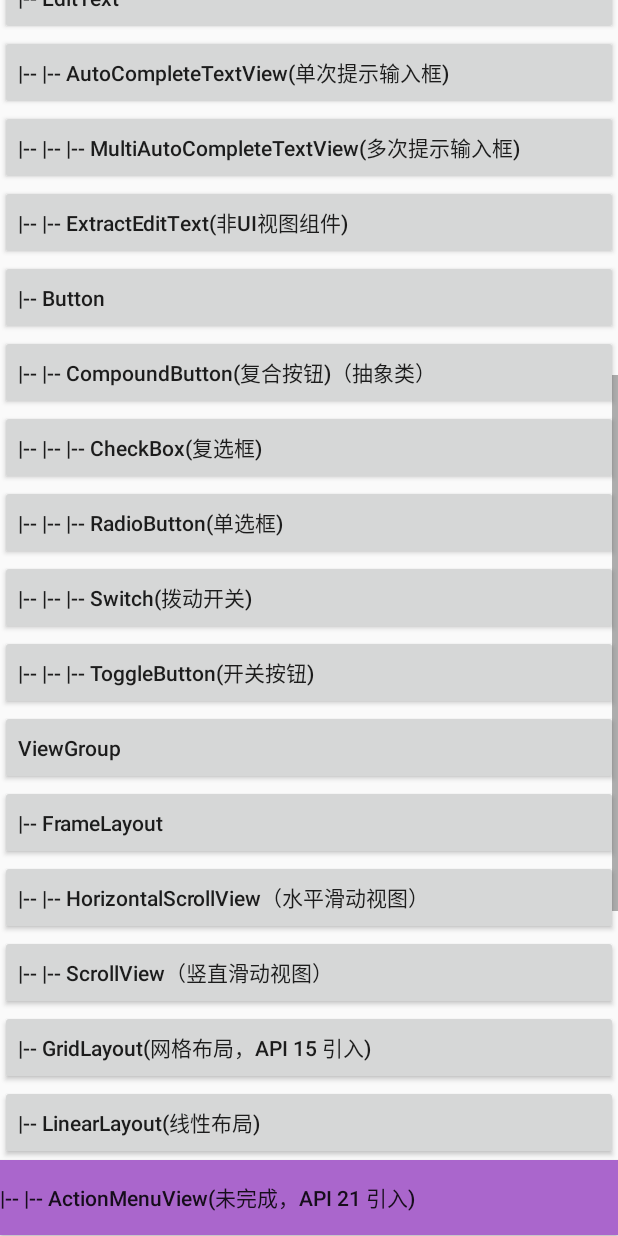
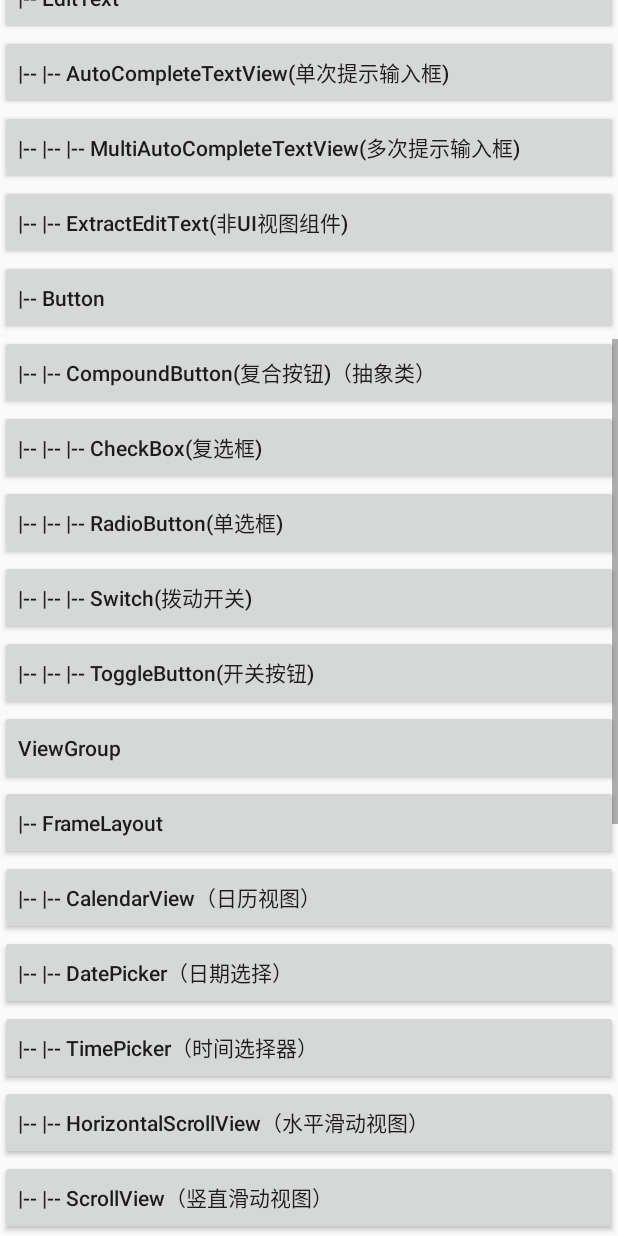
Before and after one commit to MelanDawn/AndroidAppFw, an Android app: the layout act_main.xml on its own in the app's theme, with its tools: preview values and no code run, scrolled down 576 dp, on a phone screen of 412 x 824 dp. Run offline under Robolectric (Android 15) with nearby library versions, the phone set to English and light mode, and no system bars.

Commit message:
[R&D_Center] 首次添加CalendarView、DatePicker、TimePicker、TabHost样例
修改原因: Feature
应用版本: 1.0
问题原因:
修复方式：

```diff
--- a/app/src/main/AndroidManifest.xml
+++ b/app/src/main/AndroidManifest.xml
@@ -75,8 +75,12 @@
         <activity android:name=".ui.activity.ViewGroupAct" />
 
         <activity android:name=".ui.activity.FrameLayoutAct" />
+        <activity android:name=".ui.activity.CalendarViewAct" />
+        <activity android:name=".ui.activity.DatePickerAct" />
         <activity android:name=".ui.activity.HorizontalScrollViewAct" />
         <activity android:name=".ui.activity.ScrollViewAct" />
+        <activity android:name=".ui.activity.TabHostAct" />
+        <activity android:name=".ui.activity.TimePickerAct" />
 
         <activity android:name=".ui.activity.GridLayoutAct" />
 
--- a/app/src/main/java/com/zs/androidappfw/SplashActivity.java
+++ b/app/src/main/java/com/zs/androidappfw/SplashActivity.java
@@ -29,7 +29,7 @@ public class SplashActivity extends AppCompatActivity {
     protected void onCreate(@Nullable Bundle savedInstanceState) {
         super.onCreate(savedInstanceState);
 
-        new BetterHandler(SplashActivity.this).sendEmptyMessageDelayed(MSG_SPLASH, 3000);
+        new BetterHandler(SplashActivity.this).sendEmptyMessageDelayed(MSG_SPLASH, 1000);
 
         LUtil.v(TAG, "create successfully");
     }
--- a/app/src/main/res/layout/act_main.xml
+++ b/app/src/main/res/layout/act_main.xml
@@ -198,6 +198,30 @@
             android:layout_width="match_parent"
             android:layout_height="@dimen/bt_height"
             android:gravity="center_vertical|start"
+            android:text="@string/to_calendar_view"
+            android:textAllCaps="false"
+            android:onClick="toCalendarView"/>
+
+        <Button
+            android:layout_width="match_parent"
+            android:layout_height="@dimen/bt_height"
+            android:gravity="center_vertical|start"
+            android:text="@string/to_date_picker"
+            android:textAllCaps="false"
+            android:onClick="toDatePicker"/>
+
+        <Button
+            android:layout_width="match_parent"
+            android:layout_height="@dimen/bt_height"
+            android:gravity="center_vertical|start"
+            android:text="@string/to_time_picker"
+            android:textAllCaps="false"
+            android:onClick="toTimePicker"/>
+
+        <Button
+            android:layout_width="match_parent"
+            android:layout_height="@dimen/bt_height"
+            android:gravity="center_vertical|start"
             android:text="@string/to_horizontal_scroll_view"
             android:textAllCaps="false"
             android:onClick="toHorizontalScrollView"/>
@@ -209,6 +233,14 @@
             android:text="@string/to_scroll_view"
             android:textAllCaps="false"
             android:onClick="toScrollView"/>
+
+        <Button
+            android:layout_width="match_parent"
+            android:layout_height="@dimen/bt_height"
+            android:gravity="center_vertical|start"
+            android:text="@string/to_tab_host"
+            android:textAllCaps="false"
+            android:onClick="toTabHost"/>
 
         <Button
             android:layout_width="match_parent"
--- a/app/src/main/res/values/strings.xml
+++ b/app/src/main/res/values/strings.xml
@@ -29,8 +29,12 @@
     <string name="to_view_group">ViewGroup</string>
     <string name="to_grid_layout">|-- GridLayout(网格布局，API 15 引入)</string>
     <string name="to_frame_layout">|-- FrameLayout</string>
+    <string name="to_calendar_view">|-- |-- CalendarView（日历视图）</string>
+    <string name="to_date_picker">|-- |-- DatePicker（日期选择）</string>
     <string name="to_horizontal_scroll_view">|-- |-- HorizontalScrollView（水平滑动视图）</string>
     <string name="to_scroll_view">|-- |-- ScrollView（竖直滑动视图）</string>
+    <string name="to_tab_host">|-- |-- TabHost（选项卡布局）</string>
+    <string name="to_time_picker">|-- |-- TimePicker（时间选择器）</string>
     <string name="to_linear_layout">|-- LinearLayout(线性布局)</string>
     <string name="to_action_menu_view">|-- |-- ActionMenuView(未完成，API 21 引入)</string>
     <string name="to_number_picker">|-- |-- NumberPicker(数字[数组]选择器，API 11 引入)</string>
@@ -197,6 +201,15 @@
     <string name="frame_layout_demo_2">组件布局测试，紫色只用layout_gravity，红色采用了layout_gravity和layout_margin</string>
     <string name="frame_layout_demo_3">前景图测试，左下方的是FrameLayout的前景图，右下方是子组件的前景图</string>
 
+    <!-- CalendarView Activity -->
+    <string name="calendar_view_description">该视图用于从日历中选择指定的日期</string>
+
+    <!-- DatePicker Activity -->
+    <string name="date_picker_description">该视图既可以选择日期又可以显示日期</string>
+
+    <!-- TimePicker Activity -->
+    <string name="time_picker_description">该选择时间和显示时间，有clock和spinner两种模式</string>
+
     <!-- HorizontalScrollView Activity -->
     <string name="horizontal_scroll_view_description">
         HorizontalScrollView：内容超过布局尺寸时可水平滑动显示。\n
@@ -218,6 +231,10 @@
     <string name="scroll_view_demo_2">中间样例：内容不足 ScrollView 占有的范围，设置fillViewport=true，线性布局（绿色）铺满 ScrollView 所在空间</string>
     <string name="scroll_view_demo_3">右边样例：内容不足 ScrollView 占有的范围，未设置fillViewport属性，默认为false，因此线性布局（绿色）未铺满所以不可见</string>
     <string name="scroll_view_demo_content">ScrollView</string>
+
+    <!-- TabHost Activity -->
+    <string name="tab_host_description">TabHost是选项卡的最外层布局，具体使用请参考 https://blog.csdn.net/qq_38228830/article/details/80851532 。具体用例请参考TabWidget</string>
+    <string name="tab_host_btn">toTabWidget</string>
 
     <!-- GridLayout Activity -->
     <string name="grid_layout_description">
```
Also changed, not shown: app/src/main/java/com/zs/androidappfw/ui/activity/CalendarViewAct.java (added, +18 -0 lines), app/src/main/java/com/zs/androidappfw/ui/activity/DatePickerAct.java (added, +18 -0 lines), app/src/main/java/com/zs/androidappfw/ui/activity/MainActivity.java (+18 -0 lines), app/src/main/java/com/zs/androidappfw/ui/activity/TabHostAct.java (added, +24 -0 lines), app/src/main/java/com/zs/androidappfw/ui/activity/TimePickerAct.java (added, +18 -0 lines), app/src/main/res/layout/act_calendar_view.xml (added, +27 -0 lines), app/src/main/res/layout/act_date_picker.xml (added, +26 -0 lines), app/src/main/res/layout/act_tab_host.xml (added, +26 -0 lines), app/src/main/res/layout/act_time_picker.xml (added, +48 -0 lines).
